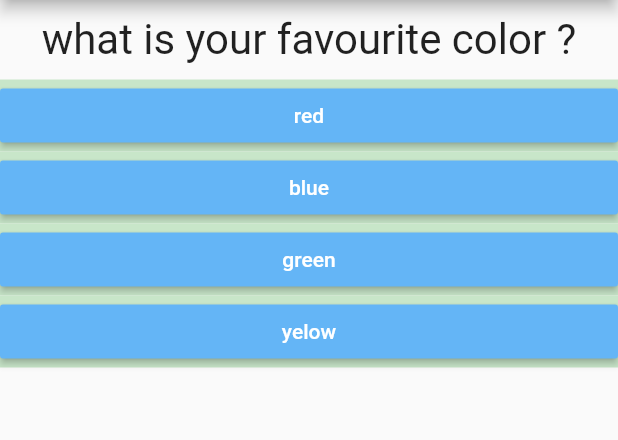
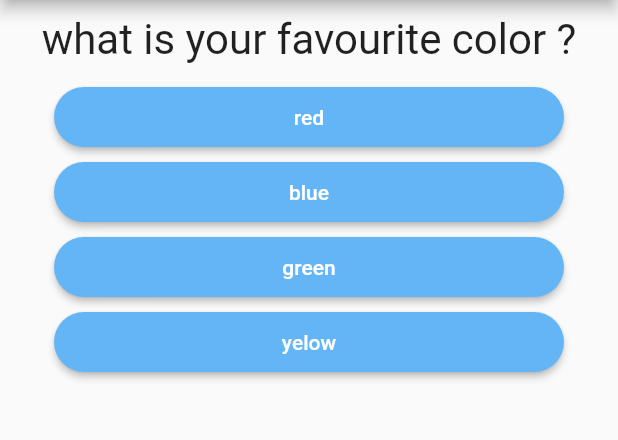
Before and after one commit to devSouvik/personality-tracker, a Flutter app: the screen it shows after launch, on a phone screen of 412 x 824 dp, the part 84-524 px from its top. Run offline on Flutter 3.47's test engine with Material 2 defaults, Android fonts, the phone set to English and light mode, and no system bars.

Commit message:
Update answer.dart

```diff
--- a/lib/answer.dart
+++ b/lib/answer.dart
@@ -9,9 +9,14 @@ class Answer extends StatelessWidget {
   @override
   Widget build(BuildContext context) {
     return Container(
-      width: double.infinity,
-      color: Colors.green[100],
+      padding: EdgeInsets.all(5),
+      width: 350,
+      height: 50,
+      // color: Colors.green[100],
       child: RaisedButton(
+        shape: RoundedRectangleBorder(
+        borderRadius: BorderRadius.circular(20),
+      ),
         child: Text(answerText),
         textColor: Colors.white,
         onPressed: handler,
```
